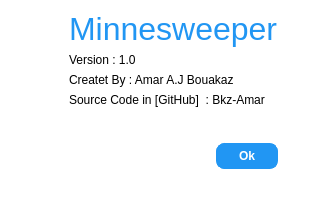
Qt form about.ui (B-AJ-Amar/Minesweeper) before a commit.
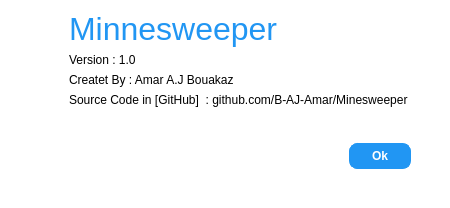
The same form after that commit. Icons and pictures are not drawn.

```diff
--- a/about.ui
+++ b/about.ui
@@ -6,19 +6,19 @@
    <rect>
     <x>0</x>
     <y>0</y>
-    <width>313</width>
+    <width>450</width>
     <height>208</height>
    </rect>
   </property>
   <property name="minimumSize">
    <size>
-    <width>313</width>
+    <width>450</width>
     <height>208</height>
    </size>
   </property>
   <property name="maximumSize">
    <size>
-    <width>313</width>
+    <width>450</width>
     <height>208</height>
    </size>
   </property>
@@ -103,7 +103,7 @@
      <item row="3" column="2">
       <widget class="QLabel" name="label_4">
        <property name="text">
-        <string>Source Code in [GitHub]  : Bkz-Amar</string>
+        <string>Source Code in [GitHub]  : github.com/B-AJ-Amar/Minesweeper </string>
        </property>
       </widget>
      </item>
```
